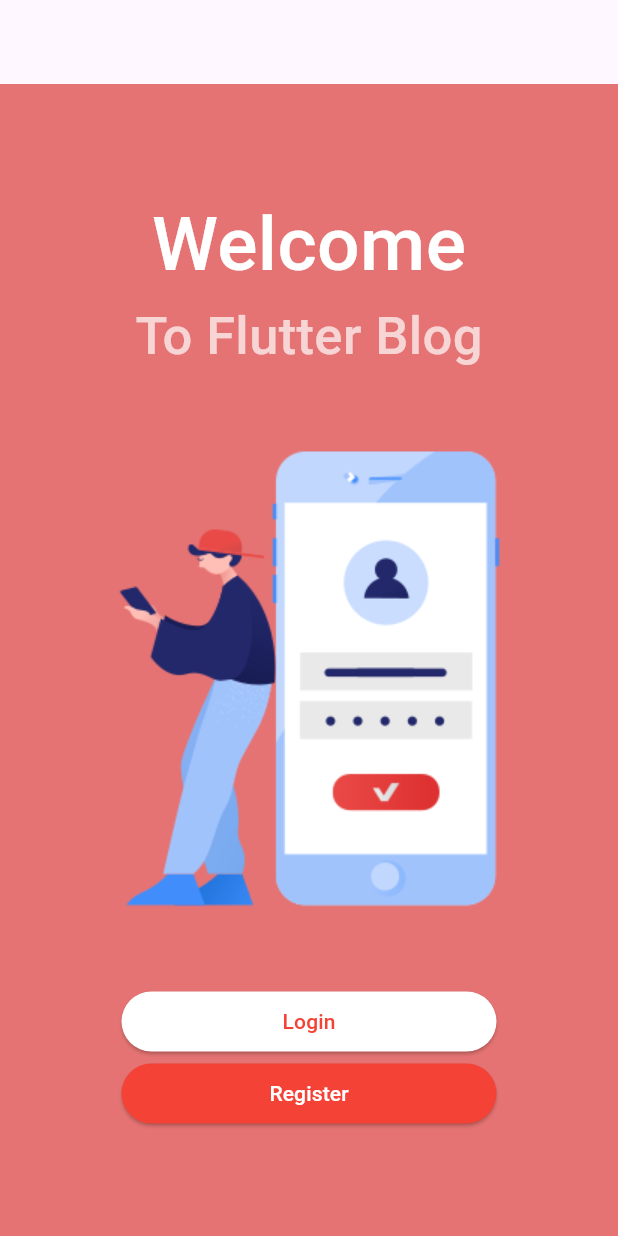
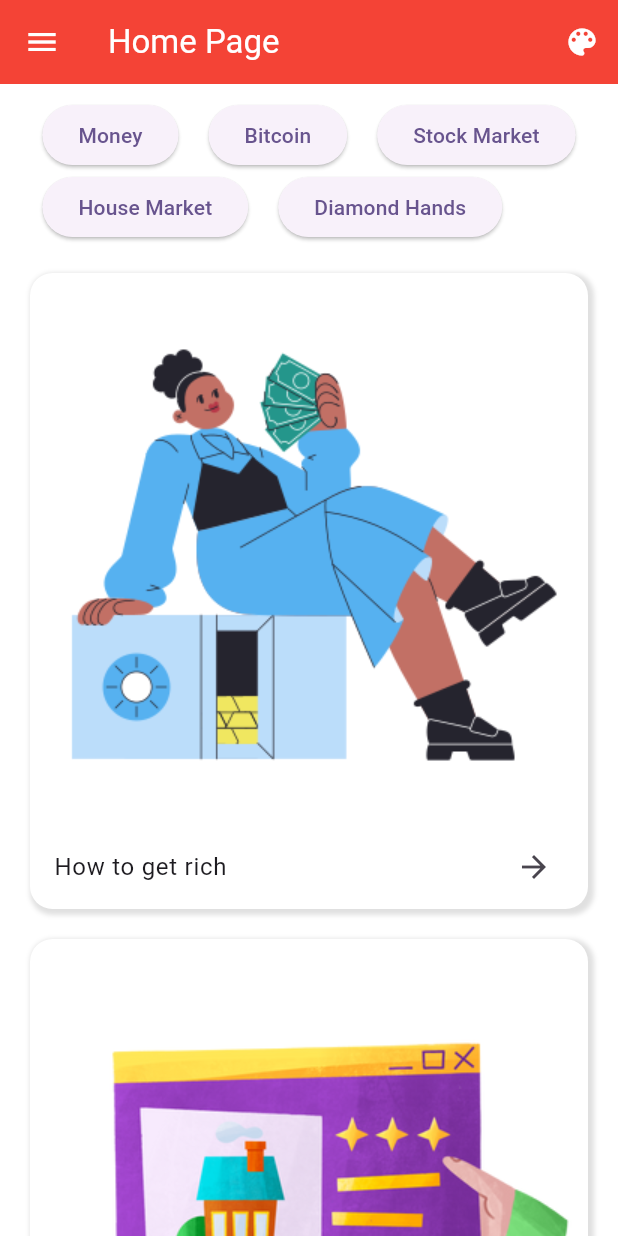
Before and after one commit to BirkanVaran/Flutter-Fundamentals, a Flutter app: the screen it shows after launch, after a tap on "Login", on a phone screen of 412 x 824 dp. Run offline on Flutter 3.47's test engine with Material 3 defaults, Android fonts, the phone set to English and light mode, and no system bars.

Commit message:
Navigation between pages, Images, Text, TextStyle, StatelessWidget, StatefulWidget,

```diff
--- /dev/null
+++ b/lib/home_page.dart
@@ -0,0 +1,277 @@
+import 'package:flutter/material.dart';
+import 'package:flutter_fundamentals/description_page.dart';
+import 'package:flutter_fundamentals/main.dart';
+
+class HomePage extends StatefulWidget {
+  const HomePage({super.key});
+
+  @override
+  State<HomePage> createState() => _HomePageState();
+}
+
+class _HomePageState extends State<HomePage> {
+  Color backgroundColor = Colors.white;
+  @override
+  Widget build(BuildContext context) {
+    return Scaffold(
+      backgroundColor: backgroundColor,
+      appBar: AppBar(
+        title: const Text('Home Page'),
+        actions: [
+          IconButton(
+            onPressed: () {
+              if (backgroundColor == Colors.white) {
+                setState(() {
+                  backgroundColor = Colors.red;
+                });
+              } else {
+                setState(() {
+                  backgroundColor = Colors.white;
+                });
+              }
+            },
+            icon: const Icon(Icons.color_lens),
+          )
+        ],
+      ),
+      drawer: SafeArea(
+        child: Drawer(
+          child: Column(
+            children: [
+              const DrawerHeader(
+                decoration: BoxDecoration(
+                  color: Colors.red,
+                ),
+                child: ListTile(
+                  title: Text(
+                    'Flutter Fundamentals',
+                    style: TextStyle(
+                      color: Colors.white,
+                      fontSize: 25.0,
+                    ),
+                  ),
+                ),
+              ),
+              ListTile(
+                onTap: () {},
+                leading: const Icon(Icons.settings),
+                title: const Text(
+                  'Settings',
+                ),
+              ),
+              ListTile(
+                onTap: () {
+                  Navigator.of(context).pushReplacement(
+                      MaterialPageRoute(builder: (BuildContext context) {
+                    return const LoginPage();
+                  }));
+                },
+                leading: const Icon(Icons.logout),
+                title: const Text(
+                  'Logout',
+                ),
+              ),
+            ],
+          ),
+        ),
+      ),
+      body: SingleChildScrollView(
+        child: Column(
+          children: [
+            Padding(
+              padding: const EdgeInsets.symmetric(
+                horizontal: 20.0,
+                vertical: 10.0,
+              ),
+              child: Wrap(
+                spacing: 20,
+                children: [
+                  ElevatedButton(
+                    onPressed: () {},
+                    child: const Text('Money'),
+                  ),
+                  ElevatedButton(
+                    onPressed: () {},
+                    child: const Text('Bitcoin'),
+                  ),
+                  ElevatedButton(
+                    onPressed: () {},
+                    child: const Text('Stock Market'),
+                  ),
+                  ElevatedButton(
+                    onPressed: () {},
+                    child: const Text('House Market'),
+                  ),
+                  ElevatedButton(
+                    onPressed: () {},
+                    child: const Text('Diamond Hands'),
+                  ),
+                ],
+              ),
+            ),
+            GestureDetector(
+              onTap: () {
+                Navigator.of(context).push(
+                  MaterialPageRoute(
+                    builder: (BuildContext context) {
+                      return const DescriptionPage(
+                        title: 'How to get rich',
+                        imagePath: 'rich.png',
+                      );
+                    },
+                  ),
+                );
+              },
+              child: Container(
+                width: double.infinity,
+                margin:
+                    const EdgeInsets.symmetric(horizontal: 20.0, vertical: 10),
+                decoration: BoxDecoration(
+                  color: Colors.white,
+                  borderRadius: BorderRadius.circular(15),
+                  boxShadow: const [
+                    BoxShadow(
+                      color: Colors.black12,
+                      blurRadius: 2,
+                      spreadRadius: 2,
+                      offset: Offset(2, 2),
+                    )
+                  ],
+                ),
+                child: Column(
+                  children: [
+                    Image.asset('images/rich.png'),
+                    const ListTile(
+                      title: Text('How to get rich'),
+                      trailing: Icon(Icons.arrow_forward),
+                    ),
+                  ],
+                ),
+              ),
+            ),
+            GestureDetector(
+              onTap: () {
+                Navigator.of(context).push(
+                  MaterialPageRoute(
+                    builder: (BuildContext context) {
+                      return const DescriptionPage(
+                        title: 'Should you buy a house',
+                        imagePath: 'house.png',
+                      );
+                    },
+                  ),
+                );
+              },
+              child: Container(
+                width: double.infinity,
+                margin:
+                    const EdgeInsets.symmetric(horizontal: 20.0, vertical: 10),
+                decoration: BoxDecoration(
+                  color: Colors.white,
+                  borderRadius: BorderRadius.circular(15),
+                  boxShadow: const [
+                    BoxShadow(
+                      color: Colors.black12,
+                      blurRadius: 2,
+                      spreadRadius: 2,
+                      offset: Offset(2, 2),
+                    )
+                  ],
+                ),
+                child: Column(
+                  children: [
+                    Image.asset('images/house.png'),
+                    const ListTile(
+                      title: Text('Should you buy an house'),
+                      trailing: Icon(Icons.arrow_forward),
+                    ),
+                  ],
+                ),
+              ),
+            ),
+            GestureDetector(
+              onTap: () {
+                Navigator.of(context).push(
+                  MaterialPageRoute(
+                    builder: (BuildContext context) {
+                      return const DescriptionPage(
+                        title: 'Stock Market',
+                        imagePath: 'stock_market.png',
+                      );
+                    },
+                  ),
+                );
+              },
+              child: Container(
+                width: double.infinity,
+                margin:
+                    const EdgeInsets.symmetric(horizontal: 20.0, vertical: 10),
+                decoration: BoxDecoration(
+                  color: Colors.white,
+                  borderRadius: BorderRadius.circular(15),
+                  boxShadow: const [
+                    BoxShadow(
+                      color: Colors.black12,
+                      blurRadius: 2,
+                      spreadRadius: 2,
+                      offset: Offset(2, 2),
+                    )
+                  ],
+                ),
+                child: Column(
+                  children: [
+                    Image.asset('images/stock_market.png'),
+                    const ListTile(
+                      title: Text('Stock Market'),
+                      trailing: Icon(Icons.arrow_forward),
+                    ),
+                  ],
+                ),
+              ),
+            ),
+            GestureDetector(
+              onTap: () {
+                Navigator.of(context).push(
+                  MaterialPageRoute(
+                    builder: (BuildContext context) {
+                      return const DescriptionPage(
+                        title: 'How to make Apps',
+                        imagePath: 'mobile_app.png',
+                      );
+                    },
+                  ),
+                );
+              },
+              child: Container(
+                width: double.infinity,
+                margin:
+                    const EdgeInsets.symmetric(horizontal: 20.0, vertical: 10),
+                decoration: BoxDecoration(
+                  color: Colors.white,
+                  borderRadius: BorderRadius.circular(15),
+                  boxShadow: const [
+                    BoxShadow(
+                      color: Colors.black12,
+                      blurRadius: 2,
+                      spreadRadius: 2,
+                      offset: Offset(2, 2),
+                    )
+                  ],
+                ),
+                child: Column(
+                  children: [
+                    Image.asset('images/mobile_app.png'),
+                    const ListTile(
+                      title: Text('How to make Apps'),
+                      trailing: Icon(Icons.arrow_forward),
+                    ),
+                  ],
+                ),
+              ),
+            ),
+          ],
+        ),
+      ),
+    );
+  }
+}
--- a/lib/main.dart
+++ b/lib/main.dart
@@ -1,4 +1,5 @@
 import 'package:flutter/material.dart';
+import 'package:flutter_fundamentals/home_page.dart';
 
 void main() {
   runApp(const MyApp());
@@ -14,7 +15,11 @@ class MyApp extends StatelessWidget {
       title: 'Flutter Demo',
       debugShowCheckedModeBanner: false,
       theme: ThemeData(
-        // primarySwatch: Colors.deepPurple,
+        appBarTheme: const AppBarTheme(
+          backgroundColor: Colors.red,
+          foregroundColor: Colors.white,
+        ),
+        primarySwatch: Colors.deepPurple,
         colorScheme: ColorScheme.fromSeed(seedColor: Colors.deepPurple),
         useMaterial3: true,
       ),
@@ -29,7 +34,6 @@ class LoginPage extends StatelessWidget {
   @override
   Widget build(BuildContext context) {
     return Scaffold(
-      appBar: AppBar(),
       backgroundColor: Colors.red.shade300,
       body: Center(
         child: Column(
@@ -44,7 +48,7 @@ class LoginPage extends StatelessWidget {
               ),
             ),
             const Text(
-              "To Flutter Blog",
+              "To Flutter Fundamentals",
               style: TextStyle(
                   color: Colors.white70,
                   fontSize: 35,
@@ -54,7 +58,15 @@ class LoginPage extends StatelessWidget {
             Image.asset('images/login.png'),
             const SizedBox(height: 20.0),
             ElevatedButton(
-              onPressed: () {},
+              onPressed: () {
+                Navigator.of(context).pushReplacement(
+                  MaterialPageRoute(
+                    builder: (BuildContext context) {
+                      return const HomePage();
+                    },
+                  ),
+                );
+              },
               style: ElevatedButton.styleFrom(
                 backgroundColor: Colors.white,
                 foregroundColor: Colors.red,
```
Also changed, not shown: lib/description_page.dart (added, +49 -0 lines), images/house.png (added), images/mobile_app.png (added), images/rich.png (added), images/stock_market.png (added).
